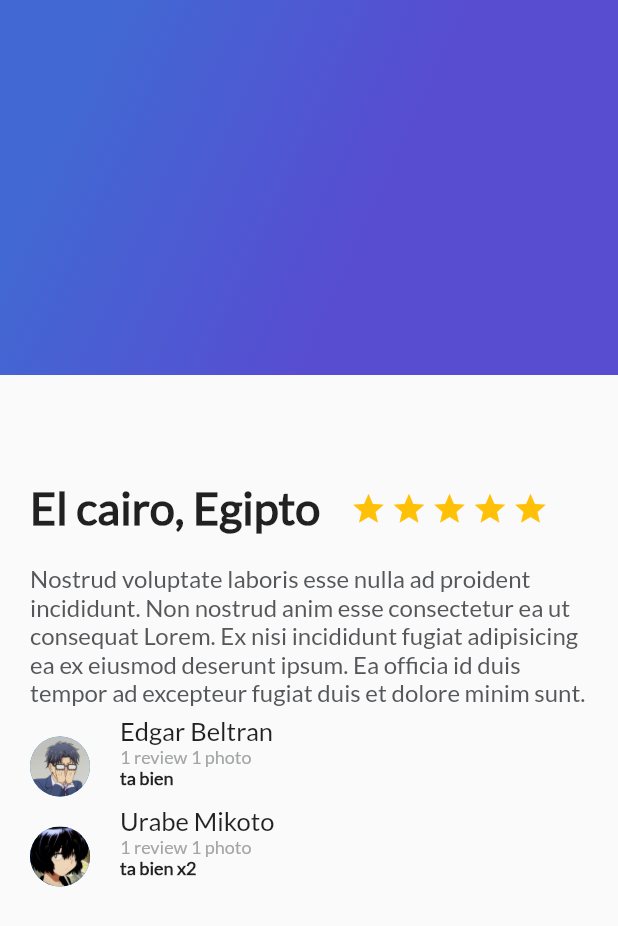
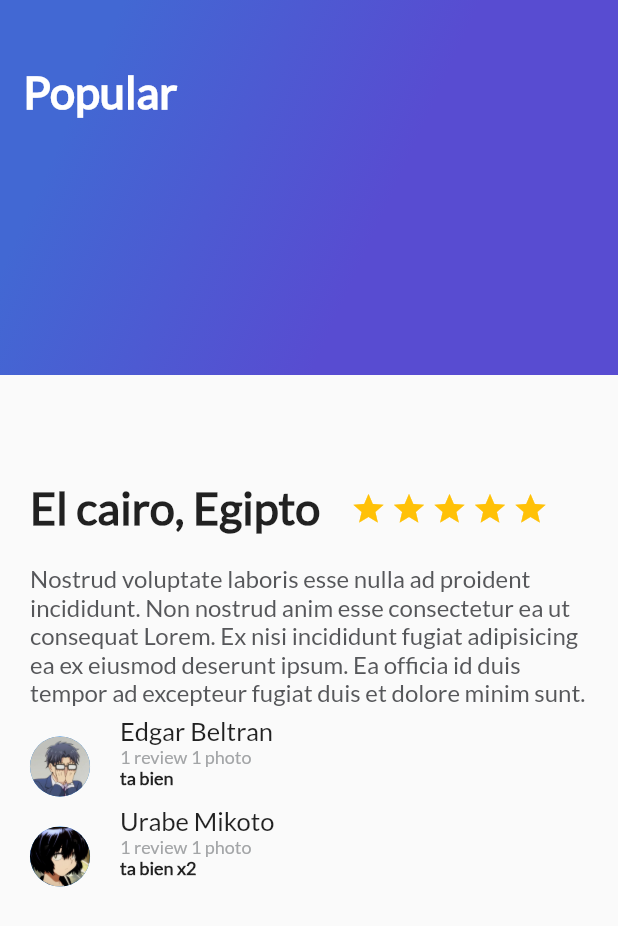
Before and after one commit to e1230/platzi-travels, a Flutter app: the screen it shows after launch, on a phone screen of 412 x 824 dp. Shown: the top 926 px of the screen. Run offline on Flutter 3.47's test engine with Material 2 defaults, Android fonts, the phone set to English and light mode, and no system bars.

```diff
--- a/lib/main.dart
+++ b/lib/main.dart
@@ -1,4 +1,5 @@
 import 'package:flutter/material.dart';
+import 'package:flutter/services.dart';
 import 'package:flutter_platzi_travels/src/description_place.dart';
 import 'package:flutter_platzi_travels/src/gradient_back.dart';
 import 'package:flutter_platzi_travels/src/reviewList.dart';
@@ -10,6 +11,8 @@ class MyApp extends StatelessWidget {
 
   @override
   Widget build(BuildContext context) {
+    SystemChrome.setSystemUIOverlayStyle(
+        SystemUiOverlayStyle(statusBarColor: Colors.transparent));
     return MaterialApp(
       title: 'Material App',
       home: Scaffold(
@@ -30,7 +33,7 @@ class MyApp extends StatelessWidget {
                 ReviewList()
               ],
             ),
-            GradientBack()
+            GradientBack("Popular")
           ],
         ),
       ),
--- a/lib/src/gradient_back.dart
+++ b/lib/src/gradient_back.dart
@@ -1,7 +1,9 @@
 import 'package:flutter/material.dart';
 
 class GradientBack extends StatelessWidget {
-  const GradientBack({super.key});
+  const GradientBack(this.title);
+
+  final String title;
 
   @override
   Widget build(BuildContext context) {
@@ -14,6 +16,15 @@ class GradientBack extends StatelessWidget {
               end: FractionalOffset(1.0, 0.6),
               stops: [0.0, 0.6],
               tileMode: TileMode.clamp)),
+      child: Text(
+        title,
+        style: TextStyle(
+            color: Colors.white,
+            fontSize: 30,
+            fontFamily: "Lato",
+            fontWeight: FontWeight.bold),
+      ),
+      alignment: Alignment(-0.9, -0.6),
     );
   }
 }
```
Also changed, not shown: lib/src/card_image.dart (added, +30 -0 lines), assets/imgs/beach.jpeg (added), assets/imgs/beach_palm.webp (added), assets/imgs/mountain.jpeg (added), assets/imgs/mountain_stars.jpeg (added), assets/imgs/placeholder.png (added), assets/imgs/river.webp (added), assets/imgs/sunset.jpeg (added).
